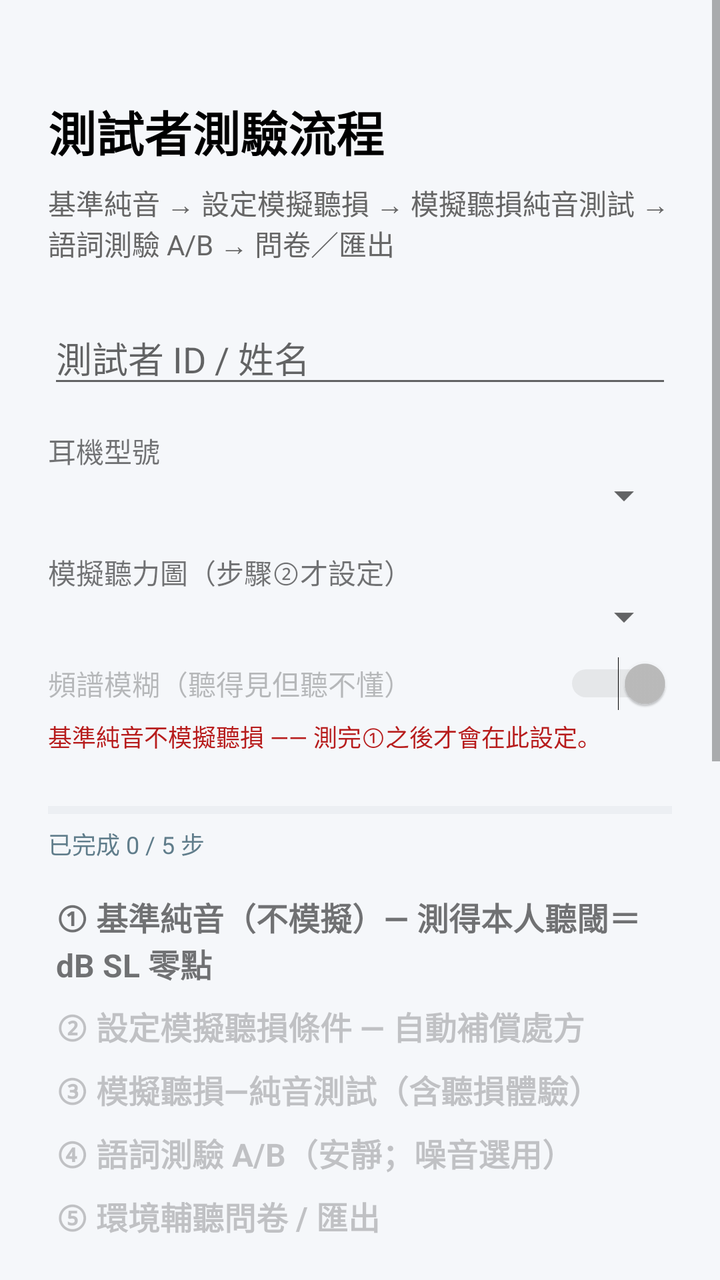
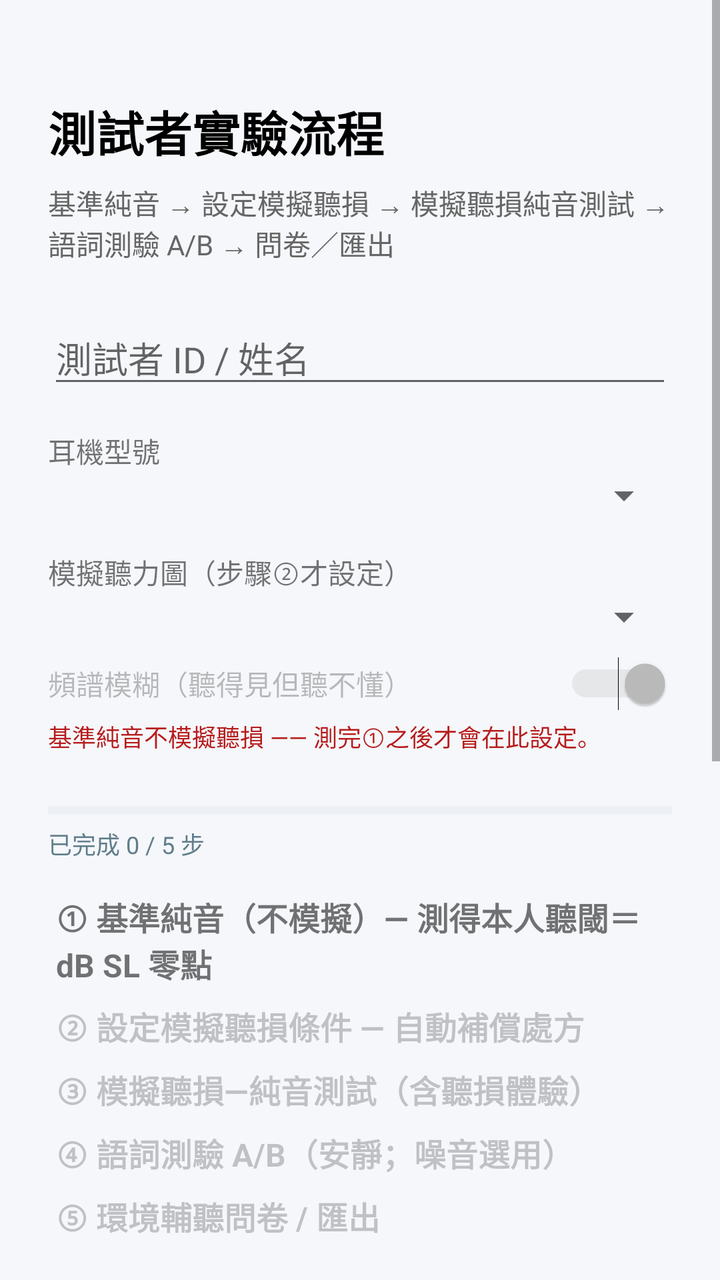

Compare the two renders of this Android layout. The source of the first and the diff that turns it into the second are given below.
<!-- AndroidManifest.xml: activity theme Theme.AppCompat.Light.NoActionBar -->
<!-- res/layout/activity_subject_session.xml -->
<?xml version="1.0" encoding="utf-8"?>
<ScrollView xmlns:android="http://schemas.android.com/apk/res/android"
    android:layout_width="match_parent"
    android:layout_height="match_parent"
    android:background="#F5F7FA"
    android:fitsSystemWindows="true"
    android:fillViewport="true">

    <LinearLayout
        android:layout_width="match_parent"
        android:layout_height="wrap_content"
        android:orientation="vertical"
        android:padding="24dp">

        <TextView
            android:layout_width="wrap_content"
            android:layout_height="wrap_content"
            android:layout_marginTop="24dp"
            android:text="測試者測驗流程"
            android:textSize="24sp"
            android:textStyle="bold"
            android:textColor="@android:color/black" />

        <TextView
            android:layout_width="match_parent"
            android:layout_height="wrap_content"
            android:layout_marginTop="8dp"
            android:text="基準純音 → 設定模擬聽損 → 模擬聽損純音測試 → 語詞測驗 A/B → 問卷／匯出"
            android:textSize="14sp"
            android:textColor="#666666" />

        <EditText
            android:id="@+id/editSessionSubjectName"
            android:layout_width="match_parent"
            android:layout_height="wrap_content"
            android:layout_marginTop="24dp"
            android:hint="測試者 ID / 姓名"
            android:inputType="textPersonName"
            android:singleLine="true" />

        <TextView
            android:layout_width="wrap_content"
            android:layout_height="wrap_content"
            android:layout_marginTop="16dp"
            android:text="耳機型號"
            android:textSize="14sp" />

        <Spinner
            android:id="@+id/spinnerSessionEarphone"
            android:layout_width="match_parent"
            android:layout_height="wrap_content" />

        <TextView
            android:layout_width="wrap_content"
            android:layout_height="wrap_content"
            android:layout_marginTop="16dp"
            android:text="模擬聽力圖（步驟②才設定）"
            android:textSize="14sp" />

        <Spinner
            android:id="@+id/spinnerSessionHlProfile"
            android:layout_width="match_parent"
            android:layout_height="wrap_content"
            android:enabled="false" />

        <Switch
            android:id="@+id/switchSessionSmearing"
            android:layout_width="match_parent"
            android:layout_height="wrap_content"
            android:layout_marginTop="8dp"
            android:checked="true"
            android:enabled="false"
            android:text="頻譜模糊（聽得見但聽不懂）"
            android:textSize="14sp" />

        <TextView
            android:id="@+id/textSessionHlHint"
            android:layout_width="match_parent"
            android:layout_height="wrap_content"
            android:layout_marginTop="4dp"
            android:text="基準純音不模擬聽損 —— 測完①之後才會在此設定。"
            android:textSize="12sp"
            android:textColor="#B71C1C" />

        
        <ProgressBar
            android:id="@+id/progressSessionOverall"
            style="?android:attr/progressBarStyleHorizontal"
            android:layout_width="match_parent"
            android:layout_height="8dp"
            android:layout_marginTop="24dp"
            android:max="5"
            android:progress="0"
            android:progressTint="#00796B"
            android:progressBackgroundTint="#CFD8DC" />

        <TextView
            android:id="@+id/textSessionProgress"
            android:layout_width="match_parent"
            android:layout_height="wrap_content"
            android:layout_marginTop="4dp"
            android:textSize="12sp"
            android:textColor="#607D8B"
            android:text="已完成 0 / 5 步" />

        <LinearLayout
            android:layout_width="match_parent"
            android:layout_height="wrap_content"
            android:orientation="vertical"
            android:layout_marginTop="12dp">

            <TextView android:id="@+id/stepText1" android:layout_width="match_parent" android:layout_height="wrap_content"
                android:text="① 基準純音（不模擬）— 測得本人聽閾＝dB SL 零點" android:textSize="16sp" android:textStyle="bold" android:padding="4dp" />
            <TextView android:id="@+id/stepText2" android:layout_width="match_parent" android:layout_height="wrap_content"
                android:text="② 設定模擬聽損條件 — 自動補償處方" android:textSize="16sp" android:textStyle="bold" android:padding="4dp" android:alpha="0.4" />
            <TextView android:id="@+id/stepText3" android:layout_width="match_parent" android:layout_height="wrap_content"
                android:text="③ 模擬聽損—純音測試（含聽損體驗）" android:textSize="16sp" android:textStyle="bold" android:padding="4dp" android:alpha="0.4" />
            <TextView android:id="@+id/stepText4" android:layout_width="match_parent" android:layout_height="wrap_content"
                android:text="④ 語詞測驗 A/B（安靜；噪音選用）" android:textSize="16sp" android:textStyle="bold" android:padding="4dp" android:alpha="0.4" />
            <TextView android:id="@+id/stepText5" android:layout_width="match_parent" android:layout_height="wrap_content"
                android:text="⑤ 環境輔聽問卷 / 匯出" android:textSize="16sp" android:textStyle="bold" android:padding="4dp" android:alpha="0.4" />
        </LinearLayout>

        <TextView
            android:layout_width="match_parent"
            android:layout_height="wrap_content"
            android:layout_marginTop="20dp"
            android:text="若某步驟測得不理想，可在此重新測試該步驟（不影響已完成的其他步驟）："
            android:textSize="13sp"
            android:textColor="#666666" />

        <LinearLayout
            android:layout_width="match_parent"
            android:layout_height="wrap_content"
            android:orientation="horizontal"
            android:layout_marginTop="8dp"
            android:weightSum="2">

            <Button
                android:id="@+id/buttonRetestPta"
                android:layout_width="0dp"
                android:layout_height="52dp"
                android:layout_weight="1"
                android:layout_marginEnd="4dp"
                android:text="重測①基準純音"
                android:textSize="13sp"
                android:background="@drawable/rounded_button"
                android:enabled="false" />

            <Button
                android:id="@+id/buttonRetestHlSim"
                android:layout_width="0dp"
                android:layout_height="52dp"
                android:layout_weight="1"
                android:layout_marginStart="4dp"
                android:text="重測③模擬純音"
                android:textSize="13sp"
                android:background="@drawable/rounded_button"
                android:enabled="false" />
        </LinearLayout>

        <LinearLayout
            android:layout_width="match_parent"
            android:layout_height="wrap_content"
            android:orientation="horizontal"
            android:layout_marginTop="8dp"
            android:weightSum="2">

            <Button
                android:id="@+id/buttonRetestAb"
                android:layout_width="0dp"
                android:layout_height="52dp"
                android:layout_weight="1"
                android:layout_marginEnd="4dp"
                android:text="重測④語詞A/B"
                android:textSize="13sp"
                android:background="@drawable/rounded_button"
                android:enabled="false" />

            <Button
                android:id="@+id/buttonRetestQuestionnaire"
                android:layout_width="0dp"
                android:layout_height="52dp"
                android:layout_weight="1"
                android:layout_marginStart="4dp"
                android:text="重測⑤問卷"
                android:textSize="13sp"
                android:background="@drawable/rounded_button"
                android:enabled="false" />
        </LinearLayout>

        <TextView
            android:id="@+id/textSessionStatus"
            android:layout_width="match_parent"
            android:layout_height="wrap_content"
            android:layout_marginTop="16dp"
            android:text=""
            android:textSize="14sp"
            android:lineSpacingExtra="4dp" />

        <Button
            android:id="@+id/buttonSessionNext"
            android:layout_width="match_parent"
            android:layout_height="64dp"
            android:layout_marginTop="28dp"
            android:text="開始"
            android:textSize="18sp"
            android:textStyle="bold"
            android:background="@drawable/rounded_button" />

        <Button
            android:id="@+id/buttonSessionExport"
            android:layout_width="match_parent"
            android:layout_height="56dp"
            android:layout_marginTop="16dp"
            android:text="匯出測試者資料"
            android:textSize="16sp"
            android:background="@drawable/rounded_button"
            android:visibility="gone" />

        <Button
            android:id="@+id/buttonSessionHistory"
            android:layout_width="match_parent"
            android:layout_height="52dp"
            android:layout_marginTop="12dp"
            android:text="測試者測驗歷史"
            android:textSize="15sp"
            android:background="@drawable/rounded_button" />

        <Button
            android:id="@+id/buttonSessionRestart"
            android:layout_width="match_parent"
            android:layout_height="48dp"
            android:layout_marginTop="12dp"
            android:text="重新開始流程（換測試者）"
            android:textSize="14sp"
            android:background="@drawable/rounded_button" />
    </LinearLayout>
</ScrollView>
<!-- resources referenced by this layout -->
<resources>
  <!-- drawable rounded_button (drawable) -->
  <?xml version="1.0" encoding="utf-8"?>
  <shape xmlns:android="http://schemas.android.com/apk/res/android"
      android:shape="rectangle">
      <solid android:color="#FFFFFF" />
      <corners android:radius="18dp" />
  </shape>
</resources>

<!-- the commit's change to res/layout/activity_subject_session.xml (unified diff, before → after) -->
@@ -16,7 +16,7 @@
             android:layout_width="wrap_content"
             android:layout_height="wrap_content"
             android:layout_marginTop="24dp"
-            android:text="測試者測驗流程"
+            android:text="測試者實驗流程"
             android:textSize="24sp"
             android:textStyle="bold"
             android:textColor="@android:color/black" />
@@ -223,7 +223,7 @@
             android:layout_width="match_parent"
             android:layout_height="52dp"
             android:layout_marginTop="12dp"
-            android:text="測試者測驗歷史"
+            android:text="測試者實驗歷史"
             android:textSize="15sp"
             android:background="@drawable/rounded_button" />
 
